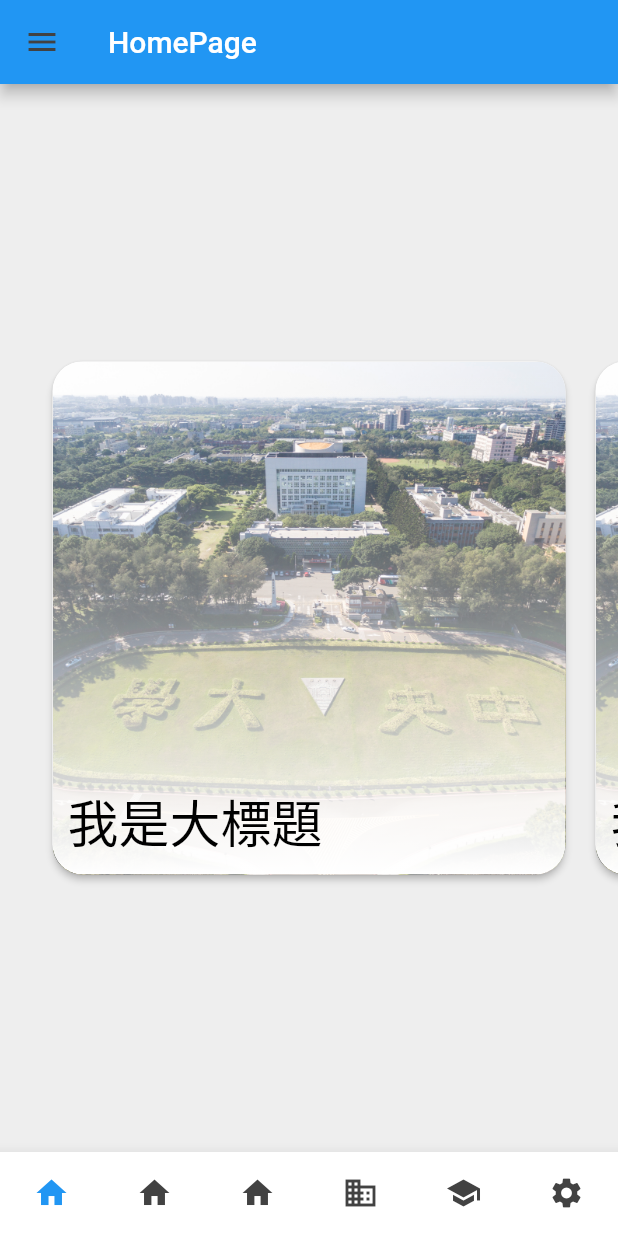
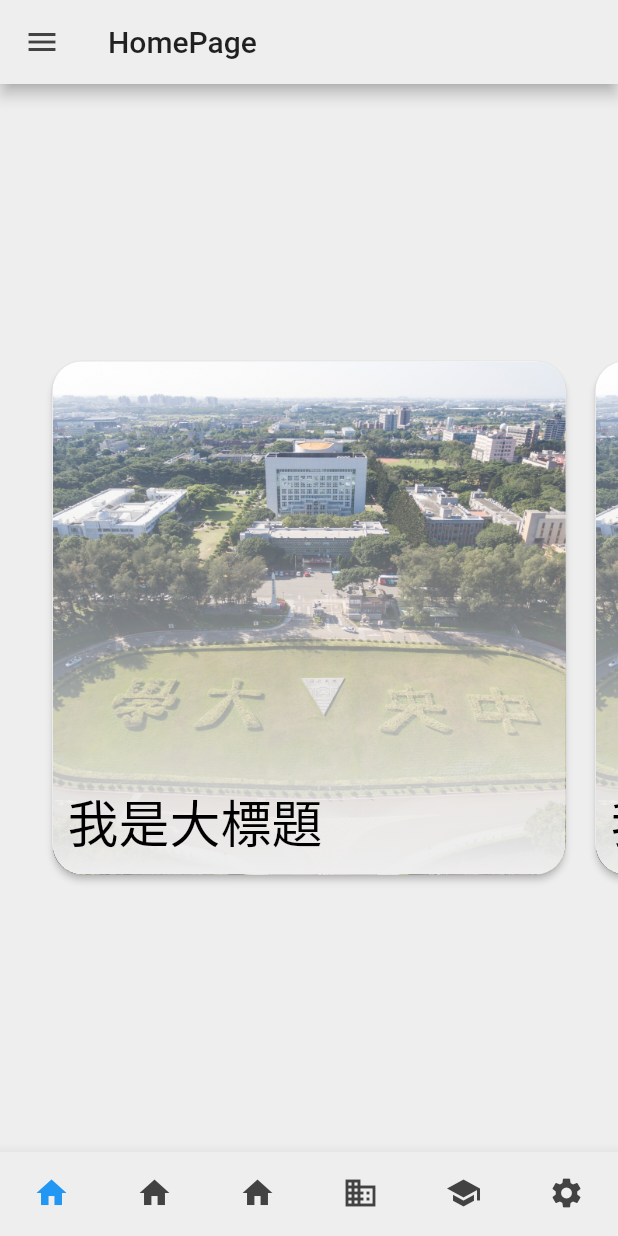
Before and after one commit to nightlan1015297/collegenius, a Flutter app: the screen it shows after launch, on a phone screen of 412 x 824 dp. Run offline on Flutter 3.47's test engine with Material 2 defaults, Android fonts, the phone set to English and light mode, and no system bars; our stand-ins replace bloc, equatable, flutter_bloc.

Commit message:
add theme

```diff
--- a/lib/ui/theme/AppTheme.dart
+++ b/lib/ui/theme/AppTheme.dart
@@ -3,8 +3,8 @@ import 'package:flutter/material.dart';
 class AppTheme {
   static ThemeData get light {
     return ThemeData(
-      primaryColor: Colors.blue,
-      backgroundColor: Colors.white,
+      primaryColor: Colors.grey.shade200,
+      backgroundColor: Colors.grey.shade200,
       scaffoldBackgroundColor: Colors.grey.shade200,
       textTheme: TextTheme(
         headline1: TextStyle(color: Colors.black),
@@ -32,8 +32,8 @@ class AppTheme {
 
   static ThemeData get dark {
     return ThemeData(
-      primaryColor: Colors.blueGrey,
-      backgroundColor: Colors.black,
+      primaryColor: Colors.grey.shade800,
+      backgroundColor: Colors.grey.shade800,
       scaffoldBackgroundColor: Colors.grey.shade900,
       textTheme: TextTheme(
         headline1: TextStyle(color: Colors.white),
```
